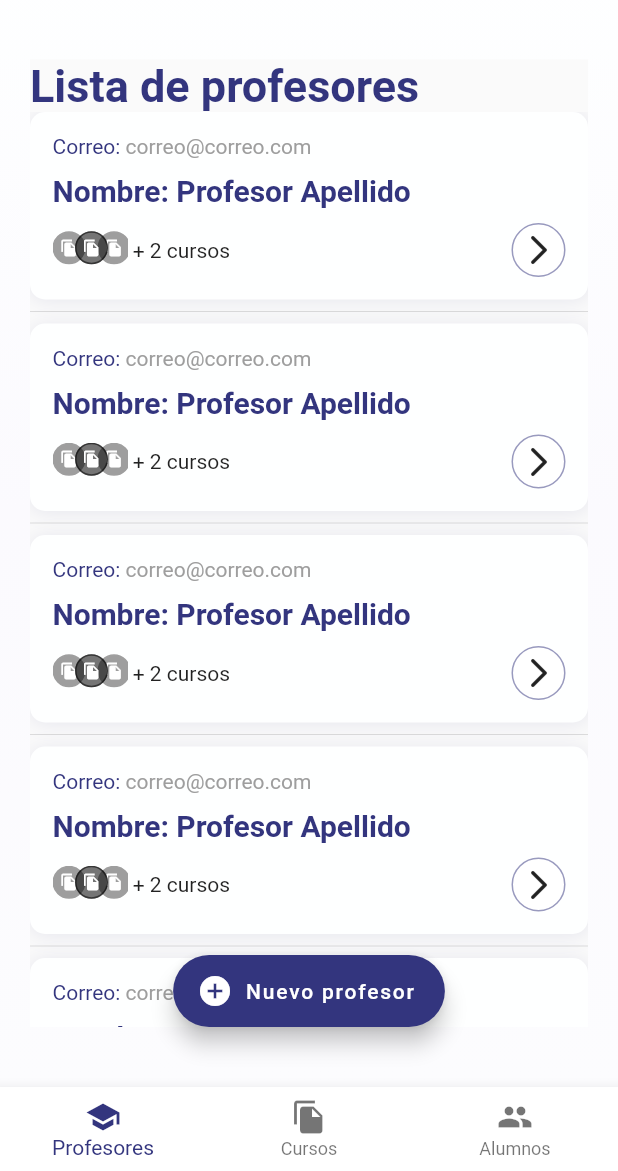
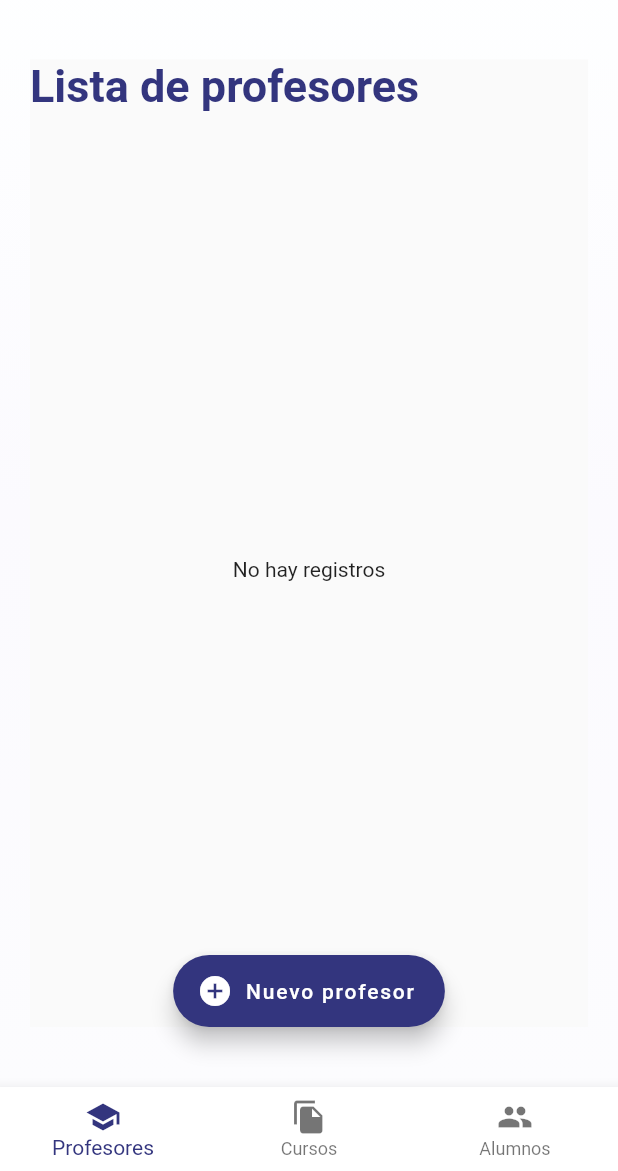
Before and after one commit to javiermorenodev/flutter_isar_db, a Flutter app: the screen it shows after launch, on a phone screen of 412 x 824 dp, the part 65-1236 px from its top. Run offline on Flutter 3.47's test engine with Material 2 defaults, Android fonts, the phone set to English and light mode, and no system bars; our stand-ins replace equatable, flutter_bloc, isar; missing offline and left inert: select_modal_flutter; accounts and stored records are empty; generated files the repository leaves out were written again.

Commit message:
08 Carga de datos en lista, detalle y nuevo teacher

```diff
--- a/lib/blocs/blocs.dart
+++ b/lib/blocs/blocs.dart
@@ -0,0 +1 @@
+export 'package:flutter_isar_db/blocs/teachers/teachers_bloc.dart';
--- a/lib/presentation/app.dart
+++ b/lib/presentation/app.dart
@@ -1,4 +1,6 @@
 import 'package:flutter/material.dart';
+import 'package:flutter_bloc/flutter_bloc.dart';
+import 'package:flutter_isar_db/blocs/blocs.dart';
 import 'package:flutter_isar_db/presentation/screens/screens.dart';
 
 class MyApp extends StatelessWidget {
@@ -7,7 +9,13 @@ class MyApp extends StatelessWidget {
   // This widget is the root of your application.
   @override
   Widget build(BuildContext context) {
-    return MaterialApp(
+    return MultiBlocProvider(
+      providers: [
+        BlocProvider(
+          create: (context) => TeachersBloc(),
+        )
+      ],
+      child: MaterialApp(
         debugShowCheckedModeBanner: false,
         title: 'Flutter Isar DB',
         theme: ThemeData(
@@ -22,6 +30,7 @@ class MyApp extends StatelessWidget {
           NewTeacherScreen.routeName: (_) => const NewTeacherScreen(),
           NewCourseScreen.routeName: (_) => const NewCourseScreen(),
         },
+      ),
     );
   }
 }
--- a/lib/presentation/screens/teachers/list/List.dart
+++ b/lib/presentation/screens/teachers/list/List.dart
@@ -1,4 +1,7 @@
 import 'package:flutter/material.dart';
+import 'package:flutter_bloc/flutter_bloc.dart';
+import 'package:flutter_isar_db/blocs/blocs.dart';
+import 'package:flutter_isar_db/db/entities/entities.dart';
 import 'package:flutter_isar_db/presentation/screens/screens.dart';
 import 'package:flutter_isar_db/presentation/screens/teachers/detail/index.dart';
 
@@ -10,6 +13,12 @@ class ListTeachersScreen extends StatefulWidget {
 }
 
 class _ListTeachersScreenState extends State<ListTeachersScreen> {
+  @override
+  void initState() {
+    context.read<TeachersBloc>().add(GetAllTeachers());
+    super.initState();
+  }
+
   @override
   Widget build(BuildContext context) {
     return Scaffold(
@@ -25,12 +34,25 @@ class _ListTeachersScreenState extends State<ListTeachersScreen> {
             ),
           ),
           Expanded(
-            child: ListView.separated(
-              itemBuilder: (context, index) {
-                return _item();
+            child: BlocBuilder<TeachersBloc, TeachersState>(
+              builder: (context, state) {
+                return state.loading
+                    ? Center(
+                        child: CircularProgressIndicator(
+                            color: Theme.of(context).primaryColor),
+                      )
+                    : state.listTeachers.isEmpty
+                        ? const Center(child: Text('No hay registros'))
+                        : ListView.separated(
+                            itemBuilder: (context, index) {
+                              final teacher = state.listTeachers[index];
+                              return _item(teacher);
+                            },
+                            separatorBuilder: (context, index) =>
+                                const Divider(),
+                            itemCount: state.listTeachers.length,
+                          );
               },
-              separatorBuilder: (context, index) => const Divider(),
-              itemCount: 5,
             ),
           )
         ],
@@ -45,13 +67,13 @@ class _ListTeachersScreenState extends State<ListTeachersScreen> {
     );
   }
 
-  Widget _item() {
+  Widget _item(Teacher teacher) {
     return GestureDetector(
       onTap: () {
         Navigator.push(
           context,
           MaterialPageRoute(
-            builder: (context) => const TeacherDetailScreen(),
+            builder: (context) => TeacherDetailScreen(teacher: teacher),
           ),
         );
       },
@@ -78,10 +100,10 @@ class _ListTeachersScreenState extends State<ListTeachersScreen> {
                   text: TextSpan(
                     text: 'Correo: ',
                     style: TextStyle(color: Theme.of(context).primaryColor),
-                    children: const [
+                    children: [
                       TextSpan(
-                        text: 'correo@correo.com',
-                        style: TextStyle(
+                        text: teacher.email,
+                        style: const TextStyle(
                           color: Colors.grey,
                         ),
                       ),
@@ -91,7 +113,7 @@ class _ListTeachersScreenState extends State<ListTeachersScreen> {
                 const SizedBox(height: 10.0),
                 RichText(
                   text: TextSpan(
-                    text: 'Nombre: Profesor Apellido',
+                    text: 'Nombre: ${teacher.name} ${teacher.lastName}',
                     style: TextStyle(
                         color: Theme.of(context).primaryColor,
                         fontSize: 20.0,
@@ -105,7 +127,10 @@ class _ListTeachersScreenState extends State<ListTeachersScreen> {
               mainAxisAlignment: MainAxisAlignment.spaceBetween,
               children: [
                 Row(
-                  children: [_studentsIcons(), const Text(' + 2 cursos')],
+                  children: [
+                    _studentsIcons(),
+                    Text(' + ${teacher.courses.length}')
+                  ],
                 ),
                 Container(
                   padding: const EdgeInsets.all(5.0),
```
Also changed, not shown: lib/presentation/screens/teachers/detail/index.dart (+11 -7 lines), lib/presentation/screens/teachers/new/New.dart (+40 -0 lines). Lines whose indentation alone changed are shown as unchanged.
